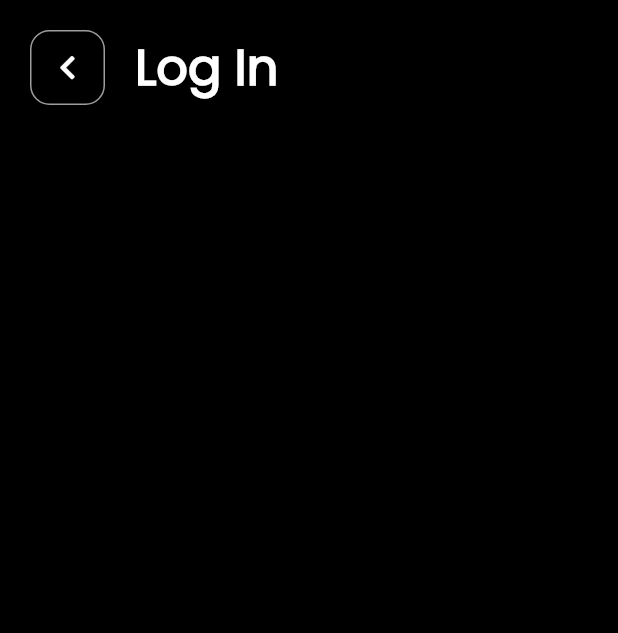
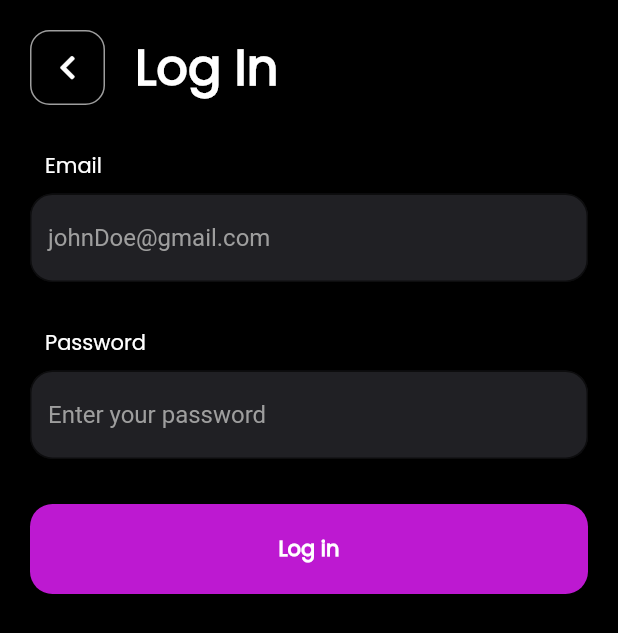
Before and after one commit to imdadAdelabou/Instagram-flutter-clone, a Flutter app: the screen it shows after launch, after a tap on "Log in", on a phone screen of 412 x 824 dp. Shown: the top 633 px of the screen. Run offline on Flutter 3.47's test engine with Material 2 defaults, Android fonts, the phone set to English and light mode, and no system bars; our stand-ins replace font_awesome_flutter, get_it.

Commit message:
[feat] Designing Log In page

```diff
--- a/instagram_flutter_clone/lib/screens/logIn/login_view.dart
+++ b/instagram_flutter_clone/lib/screens/logIn/login_view.dart
@@ -1,7 +1,10 @@
 import "package:flutter/material.dart";
 import 'package:instagram_flutter_clone/components/back_component.dart';
 import 'package:instagram_flutter_clone/components/base_view.dart';
+import 'package:instagram_flutter_clone/components/custom_button.dart';
+import 'package:instagram_flutter_clone/components/custom_textformfield.dart';
 import 'package:instagram_flutter_clone/screens/logIn/login_model.dart';
+import 'package:instagram_flutter_clone/utils/functions.dart';
 
 class LoginView extends StatelessWidget {
   const LoginView({Key? key}) : super(key: key);
@@ -15,6 +18,7 @@ class LoginView extends StatelessWidget {
           body: Padding(
             padding: const EdgeInsets.only(left: 20.0, right: 20.0),
             child: Column(
+              crossAxisAlignment: CrossAxisAlignment.start,
               children: [
                 const SizedBox(height: 20.0),
                 Row(
@@ -32,6 +36,31 @@ class LoginView extends StatelessWidget {
                     ),
                   ],
                 ),
+                const SizedBox(height: 30.0),
+                Padding(
+                  padding: const EdgeInsets.only(left: 10.0),
+                  child: returnHeadTitle("Email"),
+                ),
+                SizedBox(height: 8.0),
+                CustomTextFormField(hintText: "johnDoe@gmail.com"),
+                const SizedBox(height: 30.0),
+                Padding(
+                  padding: const EdgeInsets.only(left: 10.0),
+                  child: returnHeadTitle("Password"),
+                ),
+                SizedBox(height: 8.0),
+                CustomTextFormField(hintText: "Enter your password"),
+                const SizedBox(height: 30.0),
+                CustomButton(
+                  content: Text(
+                    "Log in",
+                    style: TextStyle(
+                      fontFamily: "Poppins",
+                      fontWeight: FontWeight.bold,
+                    ),
+                  ),
+                  action: () {},
+                ),
               ],
             ),
           ),
--- a/instagram_flutter_clone/lib/screens/register/register.dart
+++ b/instagram_flutter_clone/lib/screens/register/register.dart
@@ -32,7 +32,7 @@ class RegisterView extends StatelessWidget {
                       fontFamily: "Poppins",
                     ),
                   ),
-                  SizedBox(height: 30.0),
+                  const SizedBox(height: 30.0),
                   Padding(
                     padding: const EdgeInsets.only(left: 10.0),
                     child: returnHeadTitle("Name"),
```
